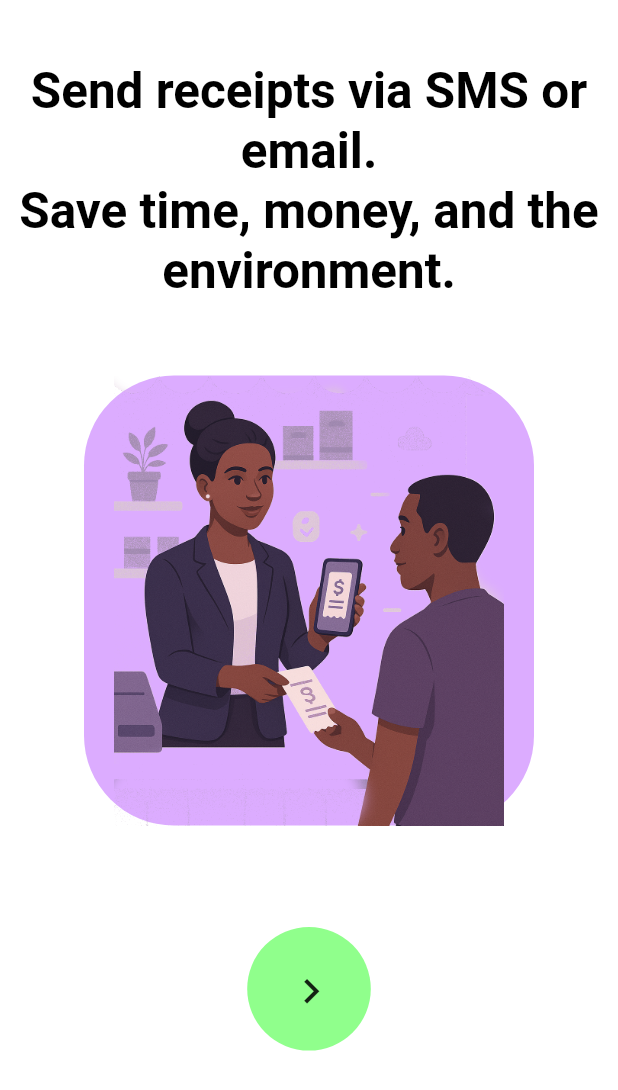
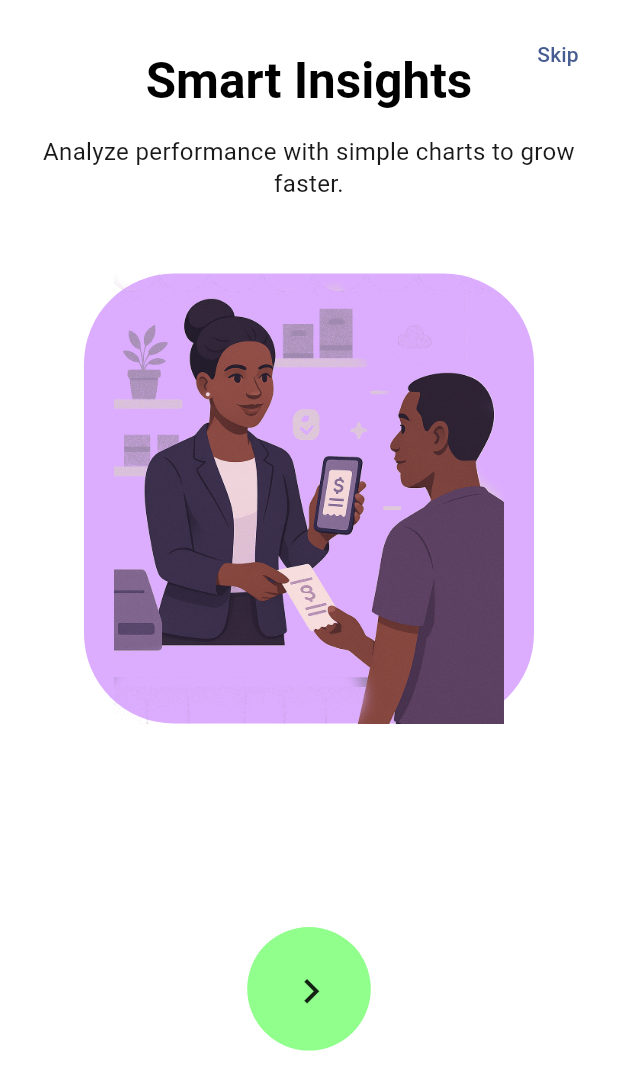
Before and after one commit to Dali125/cash_mate, a Flutter app: the OnboardingExample screen opened directly, swiped to page 3, on a phone screen of 412 x 824 dp. Shown: the top 1090 px of the screen. Run offline on Flutter 3.47's test engine with Material 3 defaults, Android fonts, the phone set to English and light mode, and no system bars; drawn by our look-alikes of concentric_transition; our stand-ins replace data_table_2, get, hive, hive_flutter, image_picker, pdf and 3 more; missing offline and left inert: onboarding_overlay; accounts and stored records are empty; Roboto replaces fonts that are missing (Helvetica).

Commit message:
added something

```diff
--- a/lib/main.dart
+++ b/lib/main.dart
@@ -17,8 +17,6 @@ void main() async {
     WidgetsFlutterBinding.ensureInitialized();
     final dir = await getApplicationDocumentsDirectory();
     Hive.init(dir.path);
-
-
   }
   runApp(const MyApp());
 }
--- a/lib/ui/components/pages/onboarding/welcome_screens.dart
+++ b/lib/ui/components/pages/onboarding/welcome_screens.dart
@@ -11,19 +11,15 @@ class WelcomeScreens extends StatefulWidget {
 class _WelcomeScreensState extends State<WelcomeScreens> {
   @override
   Widget build(BuildContext context) {
-    return Scaffold(
-
-
-      body:  OnboardingExample(),
+    return const Scaffold(
+      body: OnboardingExample(),
     );
   }
 }
 
-
-
 final pages = [
   const PageData(
-    image_url : "assets/screen_1.png",
+    image_url: "assets/screen_1.png",
     icon: Icons.bubble_chart,
     title: "Welcome to \nCashMate",
     body: 'Track sales, manage stock, and grow your business—all in one easy-to-use app.',
@@ -31,22 +27,25 @@ final pages = [
     textColor: Colors.white,
   ),
   const PageData(
-      image_url : "assets/screen_2.png",
+    image_url: "assets/screen_2.png",
     icon: Icons.format_size,
-    title: "Track sales, manage stock, and grow your business.",
+    title: "Inventory & Sales",
+    body: 'Effortlessly record sales and monitor inventory levels in real time.',
     textColor: Colors.white,
     bgColor: Color(0xFFFDBFDD),
   ),
   const PageData(
-      image_url : "assets/screen_3.png",
+    image_url: "assets/screen_3.png",
     icon: Icons.hdr_weak,
-    title: "Send receipts via SMS or email. \nSave time, money, and the environment.",
+    title: "Smart Insights",
+    body: 'Analyze performance with simple charts to grow faster.',
     bgColor: Color(0xFFFFFFFF),
   ),
   const PageData(
-      image_url : "assets/screen_3.png",
-    icon: Icons.hdr_weak,
-    title: "Send receipts via SMS or email. \nSave time, money, and the environment.",
+    image_url: "assets/screen_3.png",
+    icon: Icons.receipt_long,
+    title: "Digital Receipts",
+    body: 'Send receipts via SMS or email. Save time, money & the environment.',
     bgColor: Color.fromARGB(255, 144, 255, 140),
   ),
 ];
@@ -54,14 +53,19 @@ final pages = [
 class OnboardingExample extends StatelessWidget {
   const OnboardingExample({Key? key}) : super(key: key);
 
+  void _finish(BuildContext context) {
+    Navigator.pushReplacementNamed(context, '/');
+  }
+
   @override
   Widget build(BuildContext context) {
     final screenWidth = MediaQuery.of(context).size.width;
     return Scaffold(
-      body: ConcentricPageView(
+      body: Stack(
+        children: [
+          ConcentricPageView(
             colors: pages.map((p) => p.bgColor).toList(),
             radius: screenWidth * 0.1,
-        // curve: Curves.ease,
             nextButtonBuilder: (context) => Padding(
               padding: const EdgeInsets.only(left: 3, top: 3), // visual center
               child: Icon(
@@ -70,22 +74,26 @@ class OnboardingExample extends StatelessWidget {
               ),
             ),
             itemCount: pages.length,
-         onFinish: () {
-           Navigator.pushNamed(context, '/');
-         },
-        // duration: const Duration(milliseconds: 1500),
-        // opacityFactor: 2.0,
-        // scaleFactor: 0.2,
-        // verticalPosition: 0.7,
-        // direction: Axis.vertical,
-        // itemCount: pages.length,
-        // physics: NeverScrollableScrollPhysics(),
+            onFinish: () => _finish(context),
             itemBuilder: (index) {
               final page = pages[index % pages.length];
+              final isLast = index == pages.length - 1;
               return SafeArea(
-            child: _Page(page: page),
+                child: _Page(page: page, isLast: isLast, onFinish: () => _finish(context)),
               );
             },
+          ),
+          Positioned(
+            top: 12,
+            right: 8,
+            child: SafeArea(
+              child: TextButton(
+                onPressed: () => _finish(context),
+                child: const Text('Skip'),
+              ),
+            ),
+          ),
+        ],
       ),
     );
   }
@@ -111,35 +119,59 @@ class PageData {
 
 class _Page extends StatelessWidget {
   final PageData page;
+  final bool isLast;
+  final VoidCallback onFinish;
 
-  const _Page({Key? key, required this.page}) : super(key: key);
+  const _Page({Key? key, required this.page, required this.isLast, required this.onFinish}) : super(key: key);
 
   @override
   Widget build(BuildContext context) {
     final screenHeight = MediaQuery.of(context).size.height;
     space(double p) => SizedBox(height: screenHeight * p / 100);
     return Padding(
-      padding: const EdgeInsets.all(8.0),
+      padding: const EdgeInsets.all(18.0),
       child: Column(
+        crossAxisAlignment: CrossAxisAlignment.center,
         children: [
-          space(4),
+          space(2),
           _Text(
             page: page,
             style: TextStyle(
               fontSize: screenHeight * 0.04,
             ),
           ),
+          space(2),
+          if (page.body != null)
+            Text(
+              page.body!,
+              style: TextStyle(
+                color: page.textColor.withOpacity(0.9),
+                fontSize: 16,
+                height: 1.3,
+              ),
+              textAlign: TextAlign.center,
+            ),
           space(6),
-
-
           _Image(
             page: page,
             size: 300,
             iconSize: 170,
           ),
-          space(4),
-
-
+          const Spacer(),
+          if (isLast)
+            SizedBox(
+              width: double.infinity,
+              child: ElevatedButton(
+                style: ElevatedButton.styleFrom(
+                  backgroundColor: page.textColor.computeLuminance() > 0.5 ? Colors.black : Colors.white,
+                  foregroundColor: page.textColor.computeLuminance() > 0.5 ? Colors.white : Colors.black,
+                  padding: const EdgeInsets.symmetric(vertical: 14),
+                  shape: RoundedRectangleBorder(borderRadius: BorderRadius.circular(12)),
+                ),
+                onPressed: onFinish,
+                child: const Text('Get Started'),
+              ),
+            ),
         ],
       ),
     );
@@ -188,15 +220,9 @@ class _Image extends StatelessWidget {
   @override
   Widget build(BuildContext context) {
     final bgColor = page.bgColor
-        // .withBlue(page.bgColor.blue - 40)
         .withGreen(page.bgColor.green + 20)
         .withRed(page.bgColor.red - 100)
         .withAlpha(90);
-
-    final icon1Color =
-        page.bgColor.withBlue(page.bgColor.blue - 10).withGreen(220);
-    final icon2Color = page.bgColor.withGreen(66).withRed(77);
-    final icon3Color = page.bgColor.withRed(111).withGreen(220);
 
     return Container(
       width: size,
@@ -209,11 +235,7 @@ class _Image extends StatelessWidget {
         clipBehavior: Clip.none,
         fit: StackFit.expand,
         children: [
-
-
-
-          Image.asset( page.image_url!),
-
+          Image.asset(page.image_url ?? ''),
         ],
       ),
     );
```
Also changed, not shown: pubspec.lock. Lines whose indentation alone changed are shown as unchanged.
